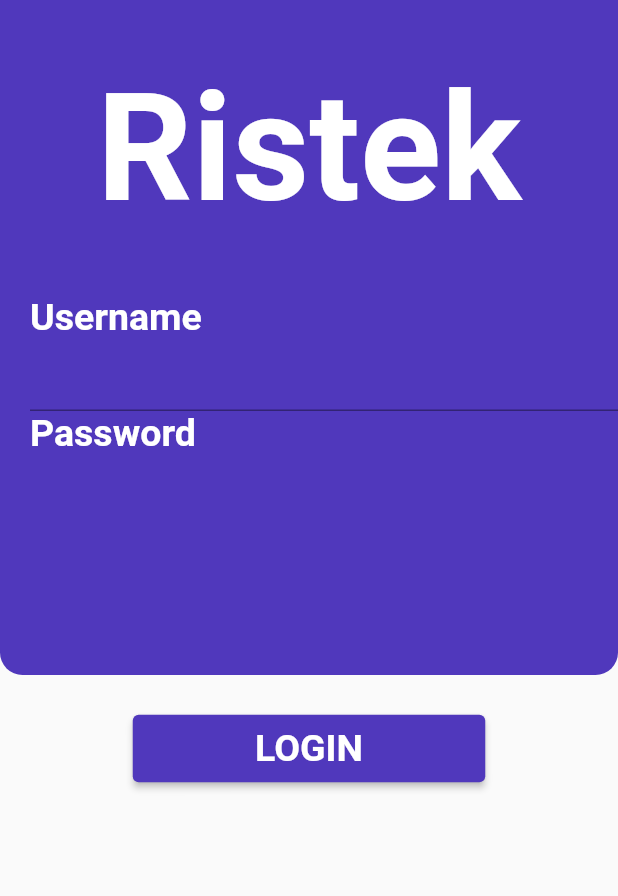
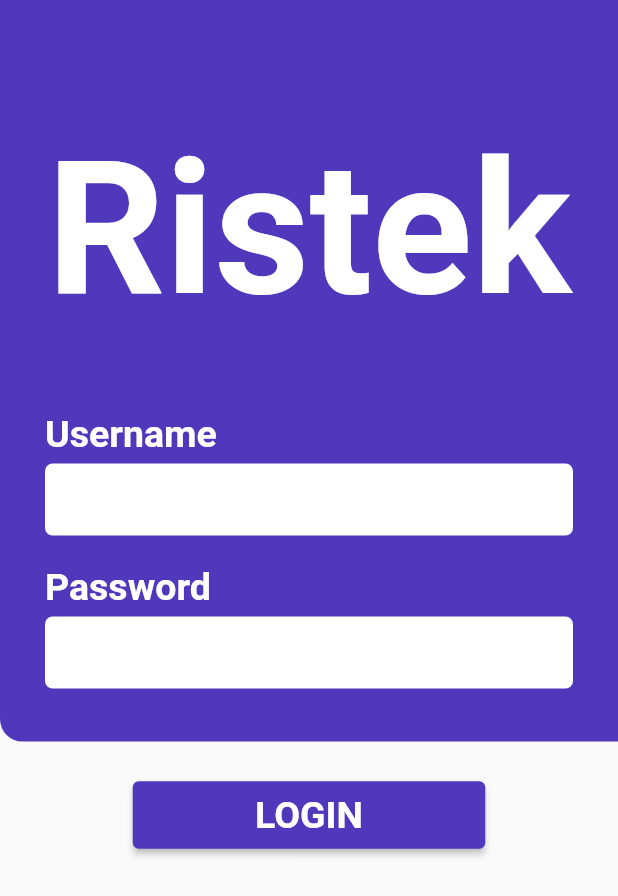
Before and after one commit to MightyZanark/OpenClass-MobDev, a Flutter app: the LoginPage screen opened directly, on a phone screen of 412 x 824 dp. Shown: the top 896 px of the screen. Run offline on Flutter 3.47's test engine with Material 2 defaults, Android fonts, the phone set to English and light mode, and no system bars; network calls fail.

Commit message:
Finished up

```diff
--- /dev/null
+++ b/lib/custom_text_field.dart
@@ -0,0 +1,39 @@
+import 'package:flutter/material.dart';
+
+class CustomTextField extends StatelessWidget {
+  const CustomTextField(
+      {required this.name,
+      required this.controller,
+      this.obscureText = false,
+      super.key});
+
+  final String name;
+  final TextEditingController controller;
+  final bool obscureText;
+
+  @override
+  Widget build(BuildContext context) {
+    return Column(
+      crossAxisAlignment: CrossAxisAlignment.start,
+      children: [
+        Text(name,
+            style: const TextStyle(
+                fontSize: 25,
+                fontWeight: FontWeight.bold,
+                color: Colors.white)),
+        const SizedBox(height: 5),
+        Container(
+            decoration: const BoxDecoration(
+                color: Colors.white,
+                borderRadius: BorderRadius.all(Radius.circular(5))),
+            child: TextField(
+              obscureText: obscureText,
+              controller: controller,
+              decoration: const InputDecoration(
+                  border: InputBorder.none,
+                  contentPadding: EdgeInsets.symmetric(horizontal: 10)),
+            ))
+      ],
+    );
+  }
+}
--- /dev/null
+++ b/lib/login_page.dart
@@ -0,0 +1,76 @@
+import 'package:flutter/material.dart';
+import 'custom_text_field.dart';
+import 'home_page.dart';
+
+class LoginPage extends StatefulWidget {
+  const LoginPage({super.key});
+
+  @override
+  State<LoginPage> createState() => _LoginPageState();
+}
+
+class _LoginPageState extends State<LoginPage> {
+  TextEditingController nameController = TextEditingController();
+  TextEditingController passController = TextEditingController();
+
+  @override
+  Widget build(BuildContext context) {
+    return Scaffold(
+        body: Column(
+      children: [
+        Container(
+            decoration: const BoxDecoration(
+                color: Color(0xFF5038BC),
+                borderRadius:
+                    BorderRadius.only(bottomLeft: Radius.circular(15))),
+            height: MediaQuery.of(context).size.height * 0.6,
+            width: MediaQuery.of(context).size.width,
+            padding: const EdgeInsets.all(30),
+            child: Column(children: [
+              const SizedBox(height: 50),
+              Text('Ristek',
+                  textAlign: TextAlign.center,
+                  style: TextStyle(
+                      fontSize: MediaQuery.of(context).size.width * 0.3,
+                      fontWeight: FontWeight.bold,
+                      color: Colors.white)),
+              const SizedBox(height: 50),
+              CustomTextField(name: 'Username', controller: nameController),
+              const SizedBox(height: 20),
+              CustomTextField(
+                  name: 'Password',
+                  controller: passController,
+                  obscureText: true),
+            ])),
+        Container(
+            margin: const EdgeInsets.only(top: 25),
+            child: ElevatedButton(
+              onPressed: () {
+                if (nameController.text == "Ristek" &&
+                    passController.text == "123456") {
+                  Navigator.of(context).push(MaterialPageRoute(
+                      builder: (context) => const HomePage()));
+                } else {
+                  const SnackBar snackbar = SnackBar(
+                      content: Text('Invalid Username / Password',
+                          textAlign: TextAlign.center));
+                  ScaffoldMessenger.of(context).showSnackBar(snackbar);
+                }
+              },
+              style: const ButtonStyle(
+                  backgroundColor:
+                      MaterialStatePropertyAll<Color>(Color(0xFF5038BC)),
+                  minimumSize: MaterialStatePropertyAll<Size>(Size(235, 45))),
+              child: const Text(
+                'LOGIN',
+                textAlign: TextAlign.center,
+                style: TextStyle(
+                    fontSize: 25,
+                    fontWeight: FontWeight.bold,
+                    color: Colors.white),
+              ),
+            ))
+      ],
+    ));
+  }
+}
--- a/lib/main.dart
+++ b/lib/main.dart
@@ -1,4 +1,6 @@
 import 'package:flutter/material.dart';
+import './login_page.dart';
+import './home_page.dart';
 
 void main() {
   runApp(const MainApp());
@@ -9,64 +11,64 @@
 
   @override
   Widget build(BuildContext context) {
-    return MaterialApp(title: 'Hello World', home: LoginPage());
+    return MaterialApp(title: 'Hello World', home: HomePage());
   }
 }
 
-class LoginPage extends StatelessWidget {
-  const LoginPage({super.key});
+// class LoginPage extends StatelessWidget {
+//   const LoginPage({super.key});
 
-  @override
-  Widget build(BuildContext context) {
-    return Scaffold(
-      body: Column(
-        // mainAxisAlignment: MainAxisAlignment.start,
-        children: [
-          Container(
-              decoration: const BoxDecoration(
-                  color: Color(0xFF5038BC),
-                  borderRadius:
-                      BorderRadius.vertical(bottom: Radius.circular(15))),
-              height: 450,
-              width: MediaQuery.of(context).size.width,
-              padding: EdgeInsets.only(top: 40),
-              child: Column(
-                  // mainAxisAlignment: MainAxisAlignment.end,
-                  children: const [
-                    Text('Ristek',
-                        textAlign: TextAlign.center,
-                        style: TextStyle(
-                            fontSize: 100,
-                            fontWeight: FontWeight.bold,
-                            color: Colors.white)),
-                    LoginForm()
-                  ])),
-          Container(
-              margin: EdgeInsets.only(top: 25),
-              child: ElevatedButton(
-                  onPressed: () {},
-                  style: const ButtonStyle(
-                      backgroundColor:
-                          MaterialStatePropertyAll<Color>(Color(0xFF5038BC)),
-                      minimumSize:
-                          MaterialStatePropertyAll<Size>(Size(235, 45))),
-                  child: const Text(
-                    'LOGIN',
-                    textAlign: TextAlign.center,
-                    style: TextStyle(
-                        fontSize: 25,
-                        fontWeight: FontWeight.bold,
-                        color: Colors.white),
-                  )))
-        ],
-        // onPressed: () {
-        //   Navigator.push(context,
-        //       MaterialPageRoute(builder: (context) => const ProfilePage()));
-        // },
-      ),
-    );
-  }
-}
+//   @override
+//   Widget build(BuildContext context) {
+//     return Scaffold(
+//       body: Column(
+//         // mainAxisAlignment: MainAxisAlignment.start,
+//         children: [
+//           Container(
+//               decoration: const BoxDecoration(
+//                   color: Color(0xFF5038BC),
+//                   borderRadius:
+//                       BorderRadius.vertical(bottom: Radius.circular(15))),
+//               height: 450,
+//               width: MediaQuery.of(context).size.width,
+//               padding: EdgeInsets.only(top: 40),
+//               child: Column(
+//                   // mainAxisAlignment: MainAxisAlignment.end,
+//                   children: const [
+//                     Text('Ristek',
+//                         textAlign: TextAlign.center,
+//                         style: TextStyle(
+//                             fontSize: 100,
+//                             fontWeight: FontWeight.bold,
+//                             color: Colors.white)),
+//                     LoginForm()
+//                   ])),
+//           Container(
+//               margin: EdgeInsets.only(top: 25),
+//               child: ElevatedButton(
+//                   onPressed: () {},
+//                   style: const ButtonStyle(
+//                       backgroundColor:
+//                           MaterialStatePropertyAll<Color>(Color(0xFF5038BC)),
+//                       minimumSize:
+//                           MaterialStatePropertyAll<Size>(Size(235, 45))),
+//                   child: const Text(
+//                     'LOGIN',
+//                     textAlign: TextAlign.center,
+//                     style: TextStyle(
+//                         fontSize: 25,
+//                         fontWeight: FontWeight.bold,
+//                         color: Colors.white),
+//                   )))
+//         ],
+//         // onPressed: () {
+//         //   Navigator.push(context,
+//         //       MaterialPageRoute(builder: (context) => const ProfilePage()));
+//         // },
+//       ),
+//     );
+//   }
+// }
 
 const username = Text('Username',
     textAlign: TextAlign.left,
@@ -95,15 +97,27 @@
           crossAxisAlignment: CrossAxisAlignment.start,
           mainAxisAlignment: MainAxisAlignment.start,
           children: [
-            Row(
-              // mainAxisAlignment: MainAxisAlignment.center,
-              // crossAxisAlignment: CrossAxisAlignment.end,
-              children: [username],
+            Column(
+              mainAxisAlignment: MainAxisAlignment.center,
+              crossAxisAlignment: CrossAxisAlignment.start,
+              children: [
+                username,
+                Container(
+                  decoration: const BoxDecoration(
+                      color: Colors.white,
+                      borderRadius: BorderRadius.all(Radius.circular(8))),
+                  child:
+                      TextField(style: TextStyle(fontWeight: FontWeight.bold)),
+                  margin: EdgeInsets.all(10),
+                  // height: 50,
+                  // width: 50,
+                )
+              ],
             ),
             // Spacer(flex: 2),
-            TextFormField(
-              decoration: InputDecoration(),
-            ),
+            // TextFormField(
+            //   decoration: InputDecoration(),
+            // ),
             Row(
               children: [password],
             )
```
Also changed, not shown: lib/custom_label.dart (added, +30 -0 lines), lib/home_page.dart (added, +74 -0 lines), 1 other file.
